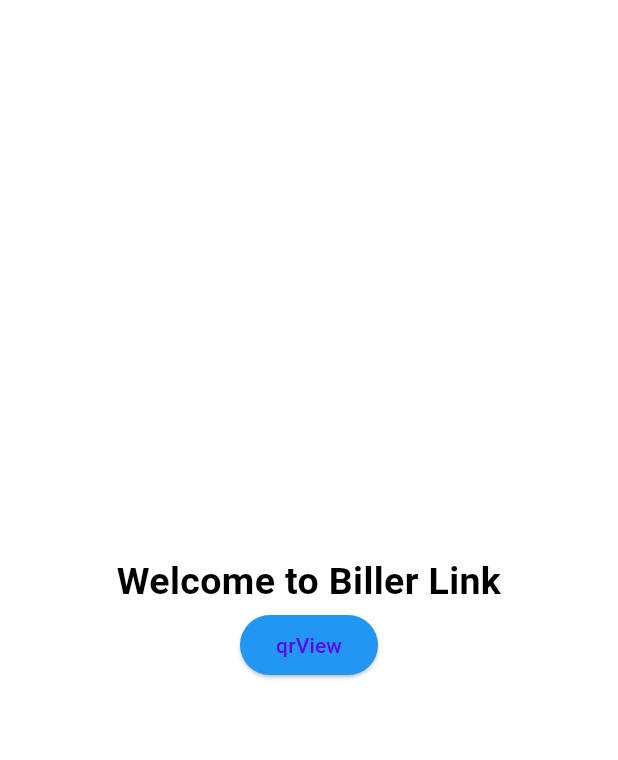
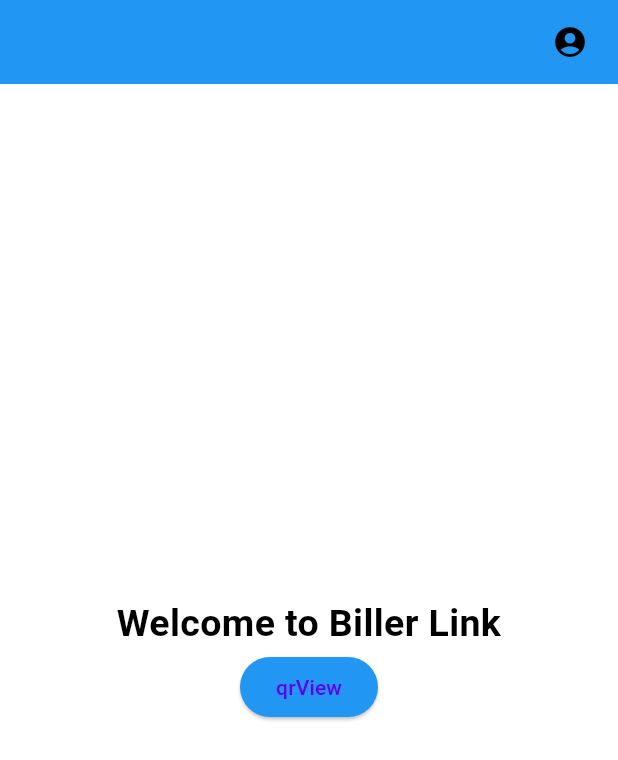
Before and after one commit to RakaiSeto/biller-link-apk, a Flutter app: the screen it shows after launch, on a phone screen of 412 x 824 dp. Shown: the top 760 px of the screen. Run offline on Flutter 3.47's test engine with Material 3 defaults, Android fonts, the phone set to English and light mode, and no system bars; our stand-ins replace flutter_riverpod, get_storage, webview_flutter; missing offline and left inert: qr_code_scanner; Roboto replaces fonts that are missing (Aleo).

Commit message:
front page appbar

```diff
--- a/lib/color.dart
+++ b/lib/color.dart
@@ -10,10 +10,10 @@ class ThemeClass {
       elevatedButtonTheme: ElevatedButtonThemeData(style: ButtonStyle(backgroundColor: MaterialStateProperty.all(Colors.blue))));
 
   static ThemeData darkTheme = ThemeData(
-      scaffoldBackgroundColor: Colors.black,
+      scaffoldBackgroundColor: const Color.fromARGB(255, 39, 40, 41),
       colorScheme: const ColorScheme.dark(),
       appBarTheme: const AppBarTheme(
-        backgroundColor: Colors.black,
+        backgroundColor: Color.fromARGB(255, 97, 103, 122),
       ),
       elevatedButtonTheme: ElevatedButtonThemeData(style: ButtonStyle(backgroundColor: MaterialStateProperty.all(const Color.fromARGB(255,235,235,242)))));
 }
--- a/lib/homepage.dart
+++ b/lib/homepage.dart
@@ -1,3 +1,4 @@
+import 'package:biller_link/sharedvar.dart';
 import 'package:flutter/material.dart';
 
 import 'qrscan.dart';
@@ -8,6 +9,24 @@ class HomePage extends StatelessWidget {
   @override
   Widget build(BuildContext context) {
     return Scaffold(
+      appBar: AppBar(
+
+        actions: [
+          IconButton(
+            padding: const EdgeInsets.symmetric(horizontal: 20.0, vertical: 0.0),
+            // padding: const EdgeInsets.symmetric(horizontal: 0.0, vertical: 0.0),
+            icon: sharedStorage.read("sessionSignature") != "" ? Icon(
+              Icons.account_circle
+            ) : Icon(
+              Icons.login
+            ),
+            tooltip: 'Open shopping cart',
+            onPressed: () {
+              // handle the press
+            },
+          ),
+        ],
+      ),
       body: Center(
         child: Column(mainAxisAlignment: MainAxisAlignment.center, children: [
           const Text(
--- a/lib/main.dart
+++ b/lib/main.dart
@@ -1,10 +1,31 @@
 // ignore_for_file: library_private_types_in_public_api
 
+import 'package:biller_link/color.dart';
 import 'package:flutter_riverpod/flutter_riverpod.dart';
 
 import 'splashscreen.dart';
 
 import 'package:flutter/material.dart';
+import 'package:get_storage/get_storage.dart';
 
+void main() async {
+  await GetStorage.init();
+  runApp(
+    MyApp(),
+  );
+}
 
-void main() => runApp(const ProviderScope(child: MyApp(),));
+class MyApp extends ConsumerWidget {
+  MyApp({super.key});
+
+  @override
+  Widget build(BuildContext context, WidgetRef ref) {
+    return MaterialApp(
+      home: const SplashScreen(),
+      themeMode: ThemeMode.system,
+      theme: ThemeClass.lightTheme,
+      darkTheme: ThemeClass.darkTheme,
+      debugShowCheckedModeBanner: false,
+    );
+  }
+}
--- a/lib/sharedvar.dart
+++ b/lib/sharedvar.dart
@@ -1,5 +1,7 @@
 import 'package:flutter_riverpod/flutter_riverpod.dart';
+import 'package:get_storage/get_storage.dart';
 import 'package:qr_code_scanner/qr_code_scanner.dart';
 
 Barcode? result;
 final appThemeProvider = StateProvider<bool>((ref) => false);
+final GetStorage sharedStorage = GetStorage();
--- a/lib/splashscreen.dart
+++ b/lib/splashscreen.dart
@@ -1,25 +1,8 @@
 import 'dart:async';
 
-import 'color.dart';
 import 'package:flutter/material.dart';
-import 'package:flutter_riverpod/flutter_riverpod.dart';
 
 import 'homepage.dart';
-
-class MyApp extends ConsumerWidget {
-  const MyApp({super.key});
-
-  @override
-  Widget build(BuildContext context, WidgetRef ref) {
-    return MaterialApp(
-      home: const SplashScreen(),
-      themeMode:ThemeMode.system,
-      theme: ThemeClass.lightTheme,
-      darkTheme: ThemeClass.darkTheme,
-      debugShowCheckedModeBanner: false,
-    );
-  }
-}
 
 class SplashScreen extends StatefulWidget {
   const SplashScreen({super.key});
--- a/lib/webview.dart
+++ b/lib/webview.dart
@@ -28,9 +28,9 @@ class _WebViewAppState extends State<WebViewApp> {
   Widget build(BuildContext context) {
     return WillPopScope(
         onWillPop: () async {
-            Navigator.pop(context);
-            Navigator.pop(context);
-            return false;
+          Navigator.pop(context);
+          Navigator.pop(context);
+          return false;
         },
         child: Scaffold(
           appBar: AppBar(
--- a/pubspec.yaml
+++ b/pubspec.yaml
@@ -40,6 +40,7 @@ dependencies:
   webview_flutter: ^4.4.4
   flutter_riverpod: ^2.4.9
   riverpod_annotation: ^2.3.3
+  get_storage: ^2.1.1
 
   # barcode_scan: ^2.12.0
 
```
Also changed, not shown: lib/popup.dart (added, +22 -0 lines), lib/qrscan.dart (+12 -2 lines), pubspec.lock, 1 other file.
